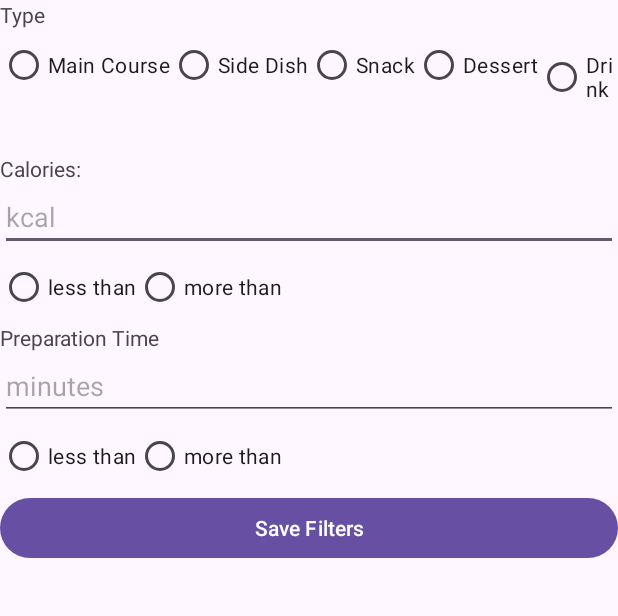
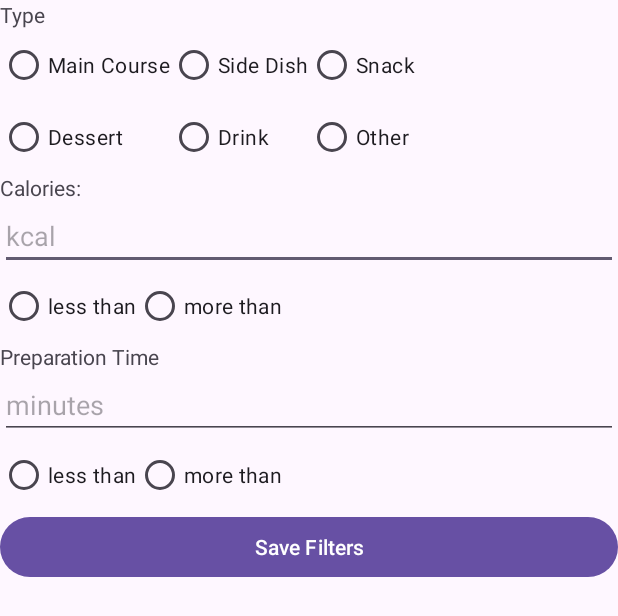
Before and after one commit to javin141/MAD_Project, an Android app: the layout filter_recipes.xml on its own in the app's theme, with its tools: preview values and no code run, on a phone screen of 412 x 824 dp. Shown: the top 616 px of the screen. Run offline under Robolectric (Android 15) with nearby library versions, the phone set to English and light mode, and no system bars; Roboto replaces fonts that are not available here.

Commit message:
last part

```diff
--- a/app/build.gradle
+++ b/app/build.gradle
@@ -40,6 +40,7 @@ dependencies {
     implementation 'androidx.navigation:navigation-ui:2.7.6'
     implementation 'com.android.volley:volley-cronet:1.2.1'
     implementation 'androidx.cardview:cardview:1.0.0'
+    implementation 'androidx.gridlayout:gridlayout:1.0.0'
     testImplementation 'junit:junit:4.13.2'
     androidTestImplementation 'androidx.test.ext:junit:1.1.5'
     androidTestImplementation 'androidx.test.espresso:espresso-core:3.5.1'
--- a/app/src/main/res/layout/filter_recipes.xml
+++ b/app/src/main/res/layout/filter_recipes.xml
@@ -1,6 +1,7 @@
 <?xml version="1.0" encoding="utf-8"?>
 <LinearLayout
     xmlns:android="http://schemas.android.com/apk/res/android"
+    xmlns:app="http://schemas.android.com/apk/res-auto"
     android:layout_width="match_parent"
     android:layout_height="match_parent"
     android:orientation="vertical">
@@ -12,11 +13,10 @@
         android:layout_height="wrap_content"
         android:text="Type" />
 
-    <RadioGroup
-        android:id="@+id/typeRadioGroup"
+    <androidx.gridlayout.widget.GridLayout
         android:layout_width="match_parent"
         android:layout_height="wrap_content"
-        android:orientation="horizontal">
+        app:columnCount="3">
 
         <RadioButton
             android:id="@+id/radioMain"
@@ -53,7 +53,7 @@
             android:layout_width="wrap_content"
             android:layout_height="wrap_content"
             android:text="Other" />
-    </RadioGroup>
+    </androidx.gridlayout.widget.GridLayout>
 
     <!-- Calories Section -->
     <TextView
@@ -71,11 +71,9 @@
         android:inputType="number" />
 
     <!-- Comparison Section for Calories -->
-    <RadioGroup
-        android:id="@+id/caloriesComparisonRadioGroup"
+    <androidx.gridlayout.widget.GridLayout
         android:layout_width="match_parent"
-        android:layout_height="wrap_content"
-        android:orientation="horizontal">
+        android:layout_height="wrap_content">
 
         <RadioButton
             android:id="@+id/radioCalorieLessThan"
@@ -88,7 +86,7 @@
             android:layout_width="wrap_content"
             android:layout_height="wrap_content"
             android:text="more than" />
-    </RadioGroup>
+    </androidx.gridlayout.widget.GridLayout>
 
     <!-- Preparation Time Section -->
     <TextView
@@ -106,11 +104,9 @@
         android:inputType="number" />
 
     <!-- Comparison Section for Preparation Time -->
-    <RadioGroup
-        android:id="@+id/prepTimeComparisonRadioGroup"
+    <androidx.gridlayout.widget.GridLayout
         android:layout_width="match_parent"
-        android:layout_height="wrap_content"
-        android:orientation="horizontal">
+        android:layout_height="wrap_content">
 
         <RadioButton
             android:id="@+id/radioPrepTimeLessThan"
@@ -123,7 +119,7 @@
             android:layout_width="wrap_content"
             android:layout_height="wrap_content"
             android:text="more than" />
-    </RadioGroup>
+    </androidx.gridlayout.widget.GridLayout>
 
     <!-- Save Filters Button -->
     <Button
```
Also changed, not shown: app/src/main/java/com/sp/mad_project/FilterRecipes.java (+8 -14 lines), app/src/main/java/com/sp/mad_project/LocalDBHelper.java (+12 -6 lines).
